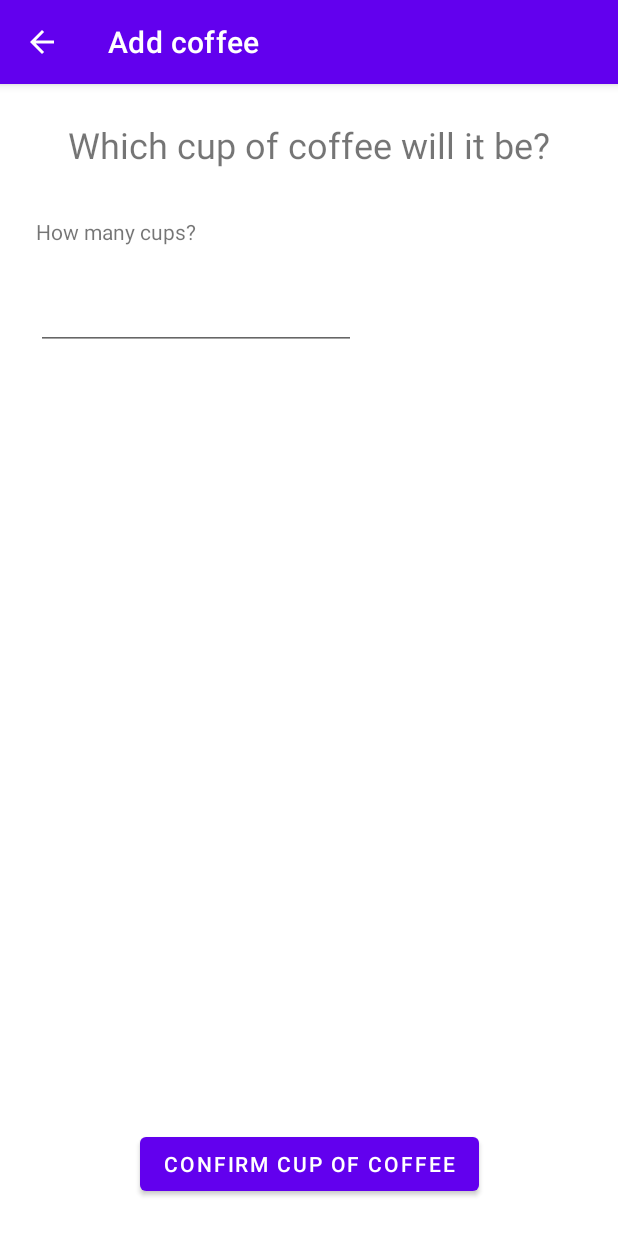
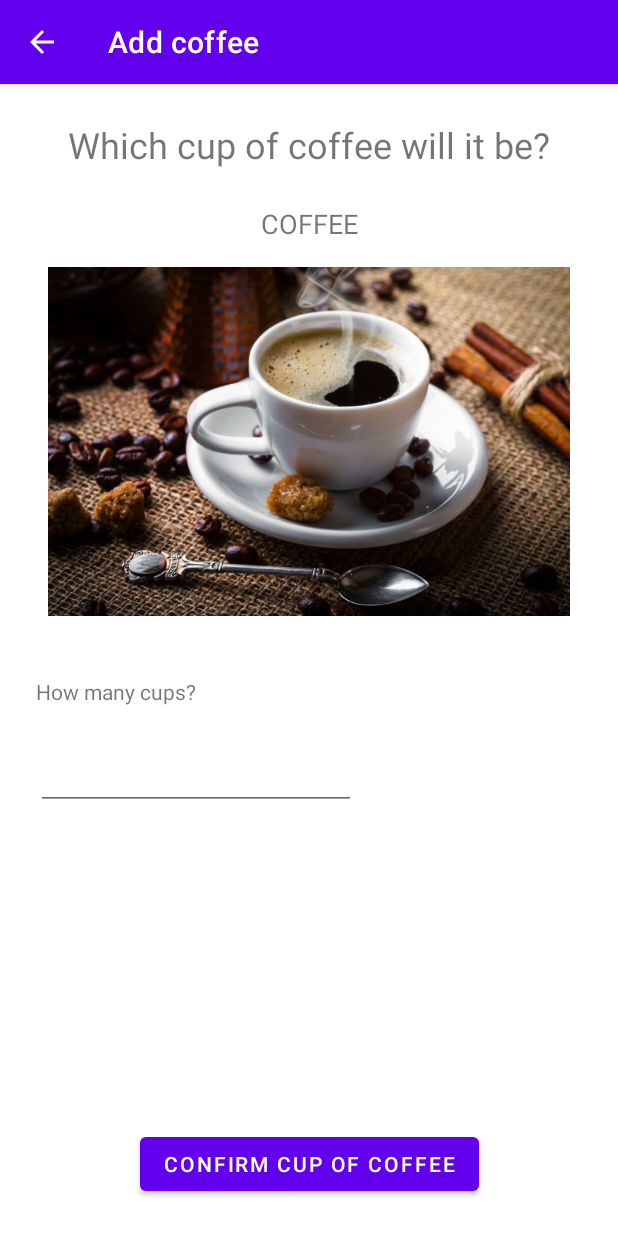
Before and after one commit to teunstout/koffie, an Android app: the screen it shows after launch (AddCoffeeActivity), after a tap on "Add Coffee", on a phone screen of 412 x 824 dp. Run offline under Robolectric (Android 15) with nearby library versions, the phone set to English and light mode, and no system bars; our stand-ins replace Room's generated code, navigation-ui; network calls fail.

```diff
--- a/Koffie/app/src/main/AndroidManifest.xml
+++ b/Koffie/app/src/main/AndroidManifest.xml
@@ -14,7 +14,7 @@
         android:usesCleartextTraffic="true">
 
         <activity
-            android:name=".ui.MainActivity"
+            android:name=".ui.StartActivity"
             android:label="@string/app_name"
             android:theme="@style/AppTheme.NoActionBar">
             <intent-filter>
--- a/Koffie/app/src/main/java/com/example/coffee/model/database_model/CoffeeChoice.kt
+++ b/Koffie/app/src/main/java/com/example/coffee/model/database_model/CoffeeChoice.kt
@@ -8,8 +8,8 @@ import androidx.room.PrimaryKey
  */
 @Entity
 data class CoffeeChoice(
-    @PrimaryKey(autoGenerate = false)
     val coffeeType: String, // Coffee type(ex. Cappuccino).
-    val coffeeImgId: Int // Picture id as in resource id
-
+    val coffeeImgId: Int, // Picture id as in resource id
+    @PrimaryKey(autoGenerate = true)
+    var id: Long? = null
 )
--- a/Koffie/app/src/main/java/com/example/coffee/ui/CoffeeActivity.kt
+++ b/Koffie/app/src/main/java/com/example/coffee/ui/CoffeeActivity.kt
@@ -26,6 +26,8 @@ class CoffeeActivity : AppCompatActivity() {
             return LocalDate.now().minusDays(1).format(format)
         }
     }
+
+
 
     override fun onCreate(savedInstanceState: Bundle?) {
         super.onCreate(savedInstanceState)
--- a/Koffie/app/src/main/java/com/example/coffee/ui/MainActivity.kt
+++ /dev/null
@@ -1,40 +0,0 @@
-package com.example.coffee.ui
-
-import android.content.Intent
-import android.os.Bundle
-import androidx.activity.viewModels
-import androidx.appcompat.app.AppCompatActivity
-import com.example.coffee.R
-import com.example.coffee.model.database_model.CoffeeChoice
-import kotlinx.coroutines.*
-import java.util.*
-import kotlin.concurrent.schedule
-
-class MainActivity : AppCompatActivity() {
-    private val mainActivityViewModel: MainActivityViewModel by viewModels()
-
-//    private val allCoffee = arrayListOf(
-//        CoffeeChoice("COFFEE", R.drawable.coffee),
-//        CoffeeChoice("CAPPUCCINO", R.drawable.cappuccino),
-//        CoffeeChoice("ESPRESSO", R.drawable.espresso)
-//    )
-
-    override fun onCreate(savedInstanceState: Bundle?) {
-        super.onCreate(savedInstanceState)
-        setContentView(R.layout.activity_main)
-
-//        CoroutineScope(Dispatchers.Main).launch {
-//            withContext(Dispatchers.IO) {
-//                allCoffee.forEach {
-//                    mainActivityViewModel.insertCoffeeChoice(it)
-//                }
-//            }
-//        }
-
-        Timer().schedule(1000) {
-            val coffeeActivity = Intent(this@MainActivity, CoffeeActivity::class.java) // Activity
-            startActivity(coffeeActivity)
-        }
-    }
-
-}
--- /dev/null
+++ b/Koffie/app/src/main/java/com/example/coffee/ui/StartActivity.kt
@@ -0,0 +1,43 @@
+package com.example.coffee.ui
+
+import android.content.Intent
+import android.os.Bundle
+import androidx.activity.viewModels
+import androidx.appcompat.app.AppCompatActivity
+import com.example.coffee.R
+import com.example.coffee.model.database_model.CoffeeChoice
+import kotlinx.coroutines.CoroutineScope
+import kotlinx.coroutines.Dispatchers
+import kotlinx.coroutines.launch
+import kotlinx.coroutines.withContext
+import java.util.*
+import kotlin.concurrent.schedule
+
+class StartActivity : AppCompatActivity() {
+    private val startViewModel: StartViewModel by viewModels()
+
+    private val allCoffee = arrayListOf(
+        CoffeeChoice("COFFEE", R.drawable.coffee),
+        CoffeeChoice("CAPPUCCINO", R.drawable.cappuccino),
+        CoffeeChoice("ESPRESSO", R.drawable.espresso)
+    )
+
+    override fun onCreate(savedInstanceState: Bundle?) {
+        super.onCreate(savedInstanceState)
+        setContentView(R.layout.activity_start)
+
+        CoroutineScope(Dispatchers.Main).launch {
+            withContext(Dispatchers.IO) {
+                allCoffee.forEach {
+                    startViewModel.insertCoffeeChoice(it)
+                }
+            }
+        }
+
+        Timer().schedule(1000) {
+            val coffeeActivity = Intent(this@StartActivity, CoffeeActivity::class.java) // Activity
+            startActivity(coffeeActivity)
+        }
+    }
+
+}
--- a/Koffie/app/src/main/java/com/example/coffee/ui/MainActivityViewModel.kt
+++ b/Koffie/app/src/main/java/com/example/coffee/ui/StartViewModel.kt
@@ -8,7 +8,7 @@ import kotlinx.coroutines.Dispatchers
 import kotlinx.coroutines.withContext
 
 
-class MainActivityViewModel(application: Application) : AndroidViewModel(application) {
+class StartViewModel(application: Application) : AndroidViewModel(application) {
     private val coffeeRepository = CoffeeRepository(application.applicationContext)
 
     suspend fun insertCoffeeChoice(coffeeChoice: CoffeeChoice) =
--- a/Koffie/app/src/main/res/values/strings.xml
+++ b/Koffie/app/src/main/res/values/strings.xml
@@ -39,6 +39,4 @@
 
     <!--  Model coffee row  -->
     <string name="model_coffee_image">Coffee image</string>
-
-
 </resources>
```
Also changed, not shown: Koffie/app/src/main/res/layout/activity_start.xml (renamed from Koffie/app/src/main/res/layout/activity_main.xml).
